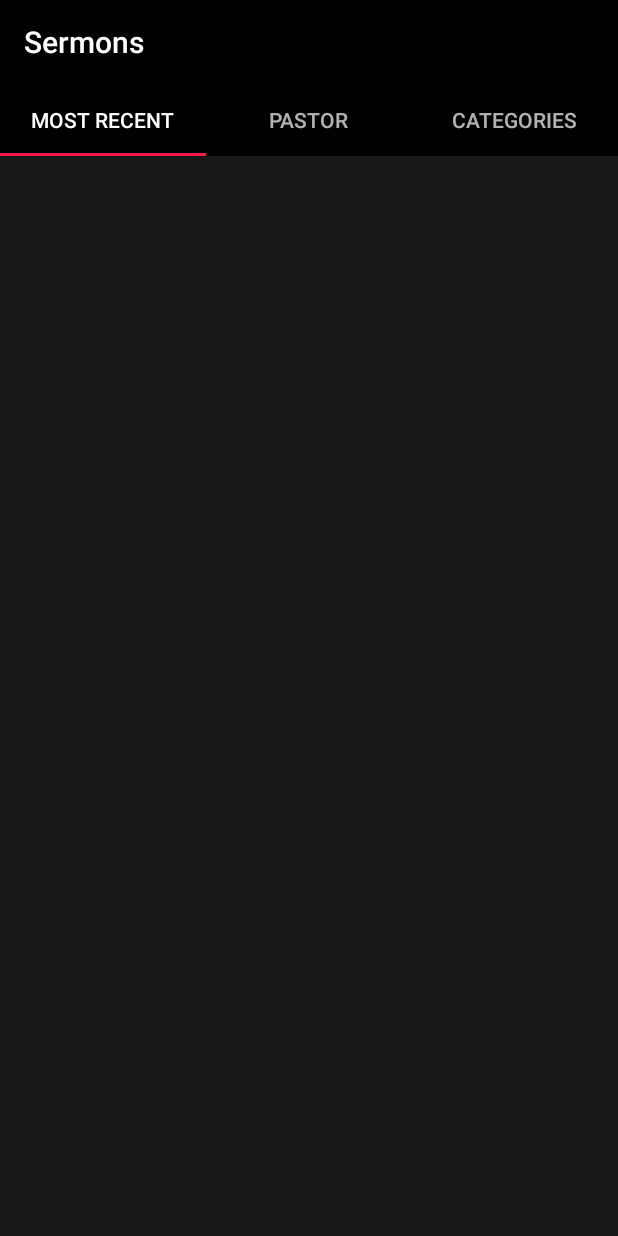
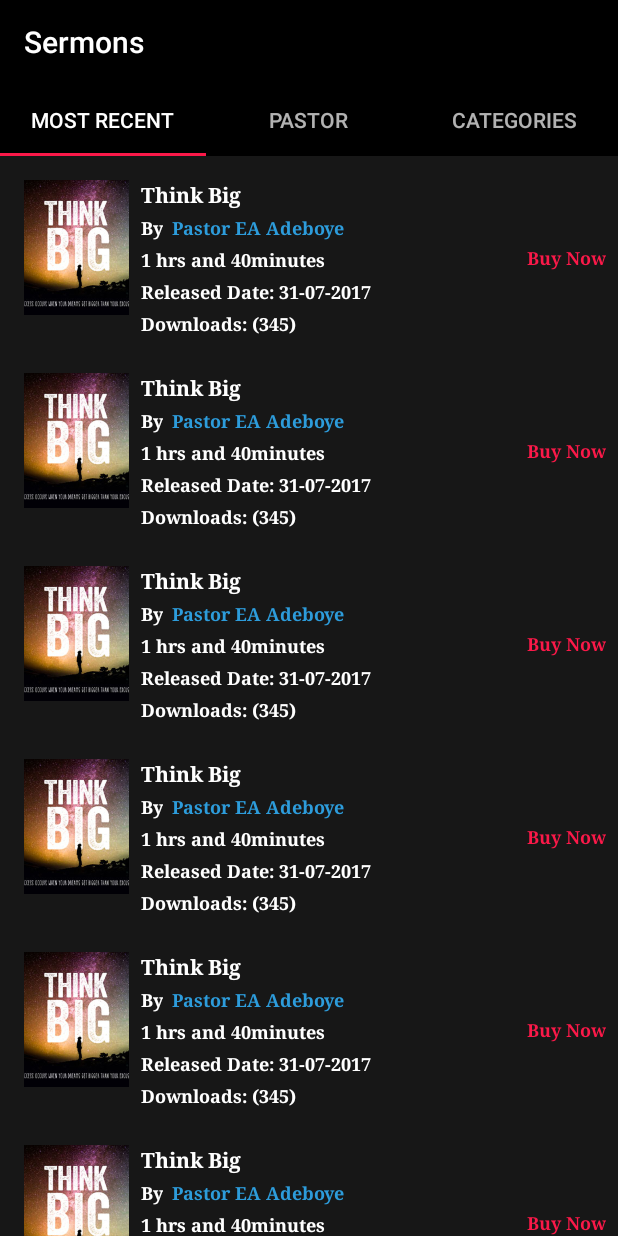
Before and after one commit to themavencoder/jesusify, an Android app: the screen it shows after launch (MainActivity), on a phone screen of 412 x 824 dp. Run offline under Robolectric (Android 15) with nearby library versions, the phone set to English and light mode, and no system bars.

Commit message:
recyclermostrecent displaying properly

```diff
--- a/app/build.gradle
+++ b/app/build.gradle
@@ -27,4 +27,5 @@ dependencies {
     androidTestImplementation 'com.android.support.test:runner:1.0.2'
     androidTestImplementation 'com.android.support.test.espresso:espresso-core:3.0.2'
     implementation 'com.android.support:design:27.0.2'
+    implementation 'com.android.support:recyclerview-v7:27.0.2'
 }
--- a/app/src/main/java/com/aloineinc/jesusify/mainscreen/FragmentMostrecent.java
+++ b/app/src/main/java/com/aloineinc/jesusify/mainscreen/FragmentMostrecent.java
@@ -4,15 +4,25 @@ import android.os.Bundle;
 import android.support.annotation.NonNull;
 import android.support.annotation.Nullable;
 import android.support.v4.app.Fragment;
+import android.support.v7.widget.LinearLayoutManager;
+import android.support.v7.widget.RecyclerView;
 import android.view.LayoutInflater;
 import android.view.View;
 import android.view.ViewGroup;
 
 import com.aloineinc.jesusify.R;
+import com.aloineinc.jesusify.mainscreen.mostrecent.MostRecentModel;
+import com.aloineinc.jesusify.mainscreen.mostrecent.MostRecentRecyclerViewAdapter;
+
+import java.util.ArrayList;
+import java.util.List;
 
 public class FragmentMostrecent extends Fragment {
 
     View v;
+    private RecyclerView recyclerView;
+    private List<MostRecentModel> listModel;
+
 
     public FragmentMostrecent() {
 
@@ -22,6 +32,53 @@ public class FragmentMostrecent extends Fragment {
     @Override
     public View onCreateView(@NonNull LayoutInflater inflater, @Nullable ViewGroup container, @Nullable Bundle savedInstanceState) {
         v = inflater.inflate(R.layout.mostrecent_fragment,container,false);
+        recyclerView = v.findViewById(R.id.mostrecent_recyclerview);
+        MostRecentRecyclerViewAdapter madapter = new MostRecentRecyclerViewAdapter(getContext(),listModel);
+        recyclerView.setLayoutManager(new LinearLayoutManager(getActivity()));
+        recyclerView.setAdapter(madapter);
         return v;
     }
+
+    @Override
+    public void onCreate(@Nullable Bundle savedInstanceState) {
+        super.onCreate(savedInstanceState);
+
+        listModel = new ArrayList<>();
+        listModel.add(new MostRecentModel("Think Big","Pastor EA Adeboye","1 hrs and 40minutes","Released Date: 31-07-2017","Downloads: (345)",R.drawable.thinkbig));
+        listModel.add(new MostRecentModel("Think Big","Pastor EA Adeboye","1 hrs and 40minutes","Released Date: 31-07-2017","Downloads: (345)",R.drawable.thinkbig));
+        listModel.add(new MostRecentModel("Think Big","Pastor EA Adeboye","1 hrs and 40minutes","Released Date: 31-07-2017","Downloads: (345)",R.drawable.thinkbig));
+        listModel.add(new MostRecentModel("Think Big","Pastor EA Adeboye","1 hrs and 40minutes","Released Date: 31-07-2017","Downloads: (345)",R.drawable.thinkbig));
+        listModel.add(new MostRecentModel("Think Big","Pastor EA Adeboye","1 hrs and 40minutes","Released Date: 31-07-2017","Downloads: (345)",R.drawable.thinkbig));
+        listModel.add(new MostRecentModel("Think Big","Pastor EA Adeboye","1 hrs and 40minutes","Released Date: 31-07-2017","Downloads: (345)",R.drawable.thinkbig));
+        listModel.add(new MostRecentModel("Think Big","Pastor EA Adeboye","1 hrs and 40minutes","Released Date: 31-07-2017","Downloads: (345)",R.drawable.thinkbig));
+        listModel.add(new MostRecentModel("Think Big","Pastor EA Adeboye","1 hrs and 40minutes","Released Date: 31-07-2017","Downloads: (345)",R.drawable.thinkbig));
+        listModel.add(new MostRecentModel("Think Big","Pastor EA Adeboye","1 hrs and 40minutes","Released Date: 31-07-2017","Downloads: (345)",R.drawable.thinkbig));
+        listModel.add(new MostRecentModel("Think Big","Pastor EA Adeboye","1 hrs and 40minutes","Released Date: 31-07-2017","Downloads: (345)",R.drawable.thinkbig));
+        listModel.add(new MostRecentModel("Think Big","Pastor EA Adeboye","1 hrs and 40minutes","Released Date: 31-07-2017","Downloads: (345)",R.drawable.thinkbig));   listModel.add(new MostRecentModel("Think Big","Pastor EA Adeboye","1 hrs and 40minutes","Released Date: 31-07-2017","Downloads: (345)",R.drawable.thinkbig));
+        listModel.add(new MostRecentModel("Think Big","Pastor EA Adeboye","1 hrs and 40minutes","Released Date: 31-07-2017","Downloads: (345)",R.drawable.thinkbig));
+        listModel.add(new MostRecentModel("Think Big","Pastor EA Adeboye","1 hrs and 40minutes","Released Date: 31-07-2017","Downloads: (345)",R.drawable.thinkbig));
+        listModel.add(new MostRecentModel("Think Big","Pastor EA Adeboye","1 hrs and 40minutes","Released Date: 31-07-2017","Downloads: (345)",R.drawable.thinkbig));
+        listModel.add(new MostRecentModel("Think Big","Pastor EA Adeboye","1 hrs and 40minutes","Released Date: 31-07-2017","Downloads: (345)",R.drawable.thinkbig));
+        listModel.add(new MostRecentModel("Think Big","Pastor EA Adeboye","1 hrs and 40minutes","Released Date: 31-07-2017","Downloads: (345)",R.drawable.thinkbig));   listModel.add(new MostRecentModel("Think Big","Pastor EA Adeboye","1 hrs and 40minutes","Released Date: 31-07-2017","Downloads: (345)",R.drawable.thinkbig));
+        listModel.add(new MostRecentModel("Think Big","Pastor EA Adeboye","1 hrs and 40minutes","Released Date: 31-07-2017","Downloads: (345)",R.drawable.thinkbig));
+        listModel.add(new MostRecentModel("Think Big","Pastor EA Adeboye","1 hrs and 40minutes","Released Date: 31-07-2017","Downloads: (345)",R.drawable.thinkbig));
+        listModel.add(new MostRecentModel("Think Big","Pastor EA Adeboye","1 hrs and 40minutes","Released Date: 31-07-2017","Downloads: (345)",R.drawable.thinkbig));
+        listModel.add(new MostRecentModel("Think Big","Pastor EA Adeboye","1 hrs and 40minutes","Released Date: 31-07-2017","Downloads: (345)",R.drawable.thinkbig));   listModel.add(new MostRecentModel("Think Big","Pastor EA Adeboye","1 hrs and 40minutes","Released Date: 31-07-2017","Downloads: (345)",R.drawable.thinkbig));
+        listModel.add(new MostRecentModel("Think Big","Pastor EA Adeboye","1 hrs and 40minutes","Released Date: 31-07-2017","Downloads: (345)",R.drawable.thinkbig));
+        listModel.add(new MostRecentModel("Think Big","Pastor EA Adeboye","1 hrs and 40minutes","Released Date: 31-07-2017","Downloads: (345)",R.drawable.thinkbig));
+        listModel.add(new MostRecentModel("Think Big","Pastor EA Adeboye","1 hrs and 40minutes","Released Date: 31-07-2017","Downloads: (345)",R.drawable.thinkbig));
+        listModel.add(new MostRecentModel("Think Big","Pastor EA Adeboye","1 hrs and 40minutes","Released Date: 31-07-2017","Downloads: (345)",R.drawable.thinkbig));
+        listModel.add(new MostRecentModel("Think Big","Pastor EA Adeboye","1 hrs and 40minutes","Released Date: 31-07-2017","Downloads: (345)",R.drawable.thinkbig));
+        listModel.add(new MostRecentModel("Think Big","Pastor EA Adeboye","1 hrs and 40minutes","Released Date: 31-07-2017","Downloads: (345)",R.drawable.thinkbig));
+        listModel.add(new MostRecentModel("Think Big","Pastor EA Adeboye","1 hrs and 40minutes","Released Date: 31-07-2017","Downloads: (345)",R.drawable.thinkbig));   listModel.add(new MostRecentModel("Think Big","Pastor EA Adeboye","1 hrs and 40minutes","Released Date: 31-07-2017","Downloads: (345)",R.drawable.thinkbig));
+        listModel.add(new MostRecentModel("Think Big","Pastor EA Adeboye","1 hrs and 40minutes","Released Date: 31-07-2017","Downloads: (345)",R.drawable.thinkbig));
+        listModel.add(new MostRecentModel("Think Big","Pastor EA Adeboye","1 hrs and 40minutes","Released Date: 31-07-2017","Downloads: (345)",R.drawable.thinkbig));
+        listModel.add(new MostRecentModel("Think Big","Pastor EA Adeboye","1 hrs and 40minutes","Released Date: 31-07-2017","Downloads: (345)",R.drawable.thinkbig));
+        listModel.add(new MostRecentModel("Think Big","Pastor EA Adeboye","1 hrs and 40minutes","Released Date: 31-07-2017","Downloads: (345)",R.drawable.thinkbig));
+
+
+
+
+
+    }
 }
--- /dev/null
+++ b/app/src/main/java/com/aloineinc/jesusify/mainscreen/mostrecent/MostRecentModel.java
@@ -0,0 +1,77 @@
+package com.aloineinc.jesusify.mainscreen.mostrecent;
+
+public class MostRecentModel {
+
+    private String sermon;
+    private String preacher;
+    private String duration;
+    private String dateRealeased;
+    private String downloads;
+    private int photo;
+
+    public MostRecentModel() {
+    }
+
+    public MostRecentModel(String sermon, String preacher, String duration, String dateRealeased, String downloads, int photo) {
+        this.sermon = sermon;
+        this.preacher = preacher;
+        this.duration = duration;
+        this.dateRealeased = dateRealeased;
+        this.downloads = downloads;
+        this.photo = photo;
+    }
+
+    //Getter
+
+
+    public String getSermon() {
+        return sermon;
+    }
+
+    public String getPreacher() {
+        return preacher;
+    }
+
+    public String getDuration() {
+        return duration;
+    }
+
+    public String getDateRealeased() {
+        return dateRealeased;
+    }
+
+    public String getDownloads() {
+        return downloads;
+    }
+
+    public int getPhoto() {
+        return photo;
+    }
+
+    //Setter
+
+
+    public void setSermon(String sermon) {
+        this.sermon = sermon;
+    }
+
+    public void setPreacher(String preacher) {
+        this.preacher = preacher;
+    }
+
+    public void setDuration(String duration) {
+        this.duration = duration;
+    }
+
+    public void setDateRealeased(String dateRealeased) {
+        this.dateRealeased = dateRealeased;
+    }
+
+    public void setDownloads(String downloads) {
+        this.downloads = downloads;
+    }
+
+    public void setPhoto(int photo) {
+        this.photo = photo;
+    }
+}
--- /dev/null
+++ b/app/src/main/java/com/aloineinc/jesusify/mainscreen/mostrecent/MostRecentRecyclerViewAdapter.java
@@ -0,0 +1,64 @@
+package com.aloineinc.jesusify.mainscreen.mostrecent;
+
+import android.content.Context;
+import android.support.v7.widget.RecyclerView;
+import android.view.LayoutInflater;
+import android.view.View;
+import android.view.ViewGroup;
+import android.widget.ImageView;
+import android.widget.TextView;
+
+import com.aloineinc.jesusify.R;
+
+import java.util.List;
+
+public class MostRecentRecyclerViewAdapter extends RecyclerView.Adapter<MostRecentRecyclerViewAdapter.MyViewHolder> {
+    Context context;
+    List<MostRecentModel> mData;
+
+    public MostRecentRecyclerViewAdapter(Context context, List<MostRecentModel> mData) {
+        this.context = context;
+        this.mData = mData;
+    }
+
+    @Override
+    public MyViewHolder onCreateViewHolder(ViewGroup parent, int viewType) {
+        View v;
+        v = LayoutInflater.from(context).inflate(R.layout.item_mostrecent,parent,false);
+        return new MyViewHolder(v);
+    }
+
+    @Override
+    public void onBindViewHolder(MyViewHolder holder, int position) {
+
+        holder.tv_sermon.setText(mData.get(position).getSermon());
+        holder.tv_preacher.setText(mData.get(position).getPreacher());
+        holder.tv_duration.setText(mData.get(position).getDuration());
+        holder.tv_releasedDate.setText(mData.get(position).getDateRealeased());
+        holder.tv_downloads.setText(mData.get(position).getDownloads());
+        holder.img.setImageResource(mData.get(position).getPhoto());
+
+    }
+
+    @Override
+    public int getItemCount() {
+        return mData.size();
+    }
+
+    public static class MyViewHolder extends RecyclerView.ViewHolder{
+
+        private TextView tv_sermon, tv_preacher, tv_duration, tv_releasedDate, tv_downloads;
+        private ImageView img;
+
+        public MyViewHolder(View itemView) {
+            super(itemView);
+            tv_sermon = itemView.findViewById(R.id.tv_messagetitle);
+            tv_preacher = itemView.findViewById(R.id.tv_messagepreacher);
+            tv_duration = itemView.findViewById(R.id.tv_messageduration);
+            tv_releasedDate = itemView.findViewById(R.id.tv_messagereleasedate);
+            tv_downloads = itemView.findViewById(R.id.tv_messagedownloads);
+
+            img = itemView.findViewById(R.id.img_mostrecent);
+        }
+    }
+}
--- /dev/null
+++ b/app/src/main/res/layout/item_mostrecent.xml
@@ -0,0 +1,115 @@
+<?xml version="1.0" encoding="utf-8"?>
+<LinearLayout
+    xmlns:android="http://schemas.android.com/apk/res/android"
+    android:layout_width="match_parent"
+    android:orientation="horizontal"
+    android:layout_marginLeft="16dp"
+    android:layout_marginTop="16dp"
+    android:background="@color/colorbackground"
+    android:layout_height="wrap_content">
+
+    <ImageView
+        android:id="@+id/img_mostrecent"
+        android:layout_width="70dp"
+        android:layout_height="90dp"
+        android:scaleType="centerCrop"
+        android:src="@drawable/thinkbig"/>
+
+    <LinearLayout
+        android:layout_width="wrap_content"
+        android:layout_height="wrap_content"
+        android:orientation="vertical"
+        android:layout_marginLeft="8dp"
+        >
+
+        <TextView
+            android:layout_width="wrap_content"
+            android:layout_height="wrap_content"
+            android:text="Think Big"
+            android:id="@+id/tv_messagetitle"
+            android:textSize="14sp"
+            android:textColor="@color/white"
+            android:textStyle="bold"
+            />
+        <LinearLayout
+            android:layout_width="wrap_content"
+            android:layout_height="wrap_content"
+            android:layout_marginTop="4dp"
+            android:orientation="horizontal">
+
+            <TextView
+                android:layout_width="wrap_content"
+                android:layout_height="wrap_content"
+                android:textSize="12sp"
+                android:textStyle="bold"
+                android:textColor="@color/white"
+                android:text="By"
+
+                />
+            <TextView
+                android:layout_width="wrap_content"
+                android:layout_height="wrap_content"
+                android:textSize="12sp"
+                android:id="@+id/tv_messagepreacher"
+                android:textStyle="bold"
+                android:layout_marginLeft="6dp"
+                android:textColor="#2D9CDB"
+                android:text="Pastor EA Adeboye"/>
+
+
+        </LinearLayout>
+        <TextView
+            android:layout_width="wrap_content"
+            android:layout_height="wrap_content"
+            android:textSize="12sp"
+            android:textStyle="bold"
+            android:id="@+id/tv_messageduration"
+            android:textColor="@color/white"
+            android:layout_marginTop="4dp"
+            android:text="I hrs and 30 mins"/>
+
+        <TextView
+            android:layout_width="wrap_content"
+            android:layout_height="wrap_content"
+            android:textSize="12sp"
+            android:textStyle="bold"
+            android:textColor="@color/white"
+            android:id="@+id/tv_messagereleasedate"
+            android:layout_marginTop="4dp"
+            android:text="Release date: 31-12-2017"/>
+
+        <TextView
+            android:layout_width="wrap_content"
+            android:layout_height="wrap_content"
+            android:textSize="12sp"
+            android:textStyle="bold"
+            android:textColor="@color/white"
+            android:id="@+id/tv_messagedownloads"
+            android:layout_marginTop="4dp"
+            android:layout_marginBottom="8dp"
+            android:text="Downloads: (234)"/>
+
+
+
+    </LinearLayout>
+   <LinearLayout
+       android:gravity="end"
+       android:layout_width="match_parent"
+       android:layout_height="match_parent">
+       <TextView
+           android:layout_gravity="center_vertical"
+           android:layout_width="wrap_content"
+           android:layout_height="wrap_content"
+           android:textSize="12sp"
+           android:textStyle="bold"
+           android:layout_marginRight="8dp"
+           android:textColor="@color/colorAccent"
+           android:layout_marginTop="4dp"
+           android:layout_marginBottom="8dp"
+           android:text="Buy Now"/>
+
+
+
+   </LinearLayout>
+
+</LinearLayout>
--- a/app/src/main/res/layout/mostrecent_fragment.xml
+++ b/app/src/main/res/layout/mostrecent_fragment.xml
@@ -6,4 +6,11 @@
     android:layout_width="match_parent"
     android:layout_height="match_parent">
 
+    <android.support.v7.widget.RecyclerView
+        android:layout_width="match_parent"
+        android:layout_height="match_parent"
+        android:id="@+id/mostrecent_recyclerview">
+
+    </android.support.v7.widget.RecyclerView>
+
 </LinearLayout>
```
